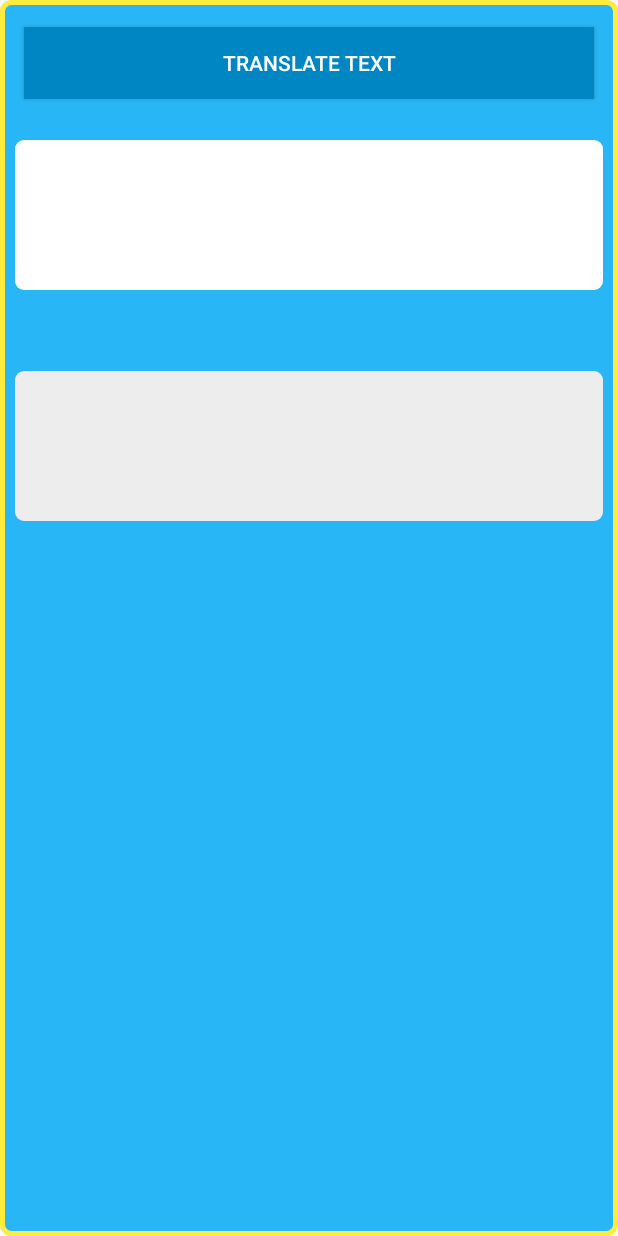
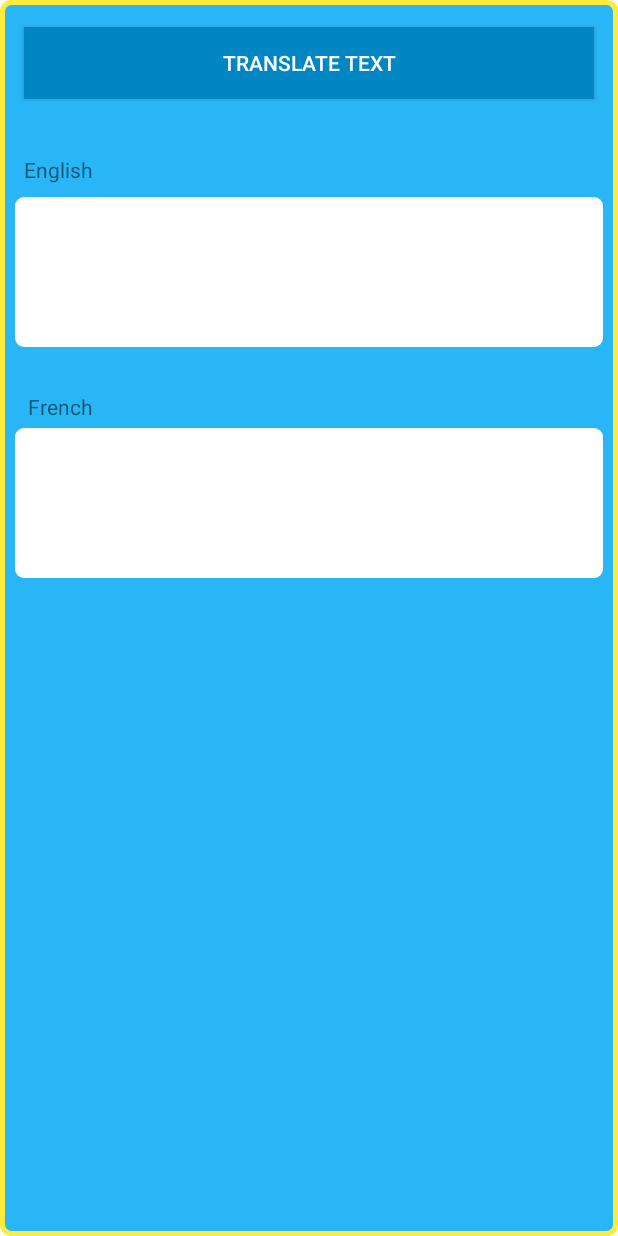
Before and after one commit to TourKing/TourKingAndroid, an Android app: the layout pop_translate_window.xml on its own in the app's theme, with its tools: preview values and no code run, on a phone screen of 412 x 824 dp. Run offline under Robolectric (Android 15) with nearby library versions, the phone set to English and light mode, and no system bars.

Commit message:
just some visual changes, commiting before i nuke everything with google translate api

```diff
--- a/TK/app/src/main/java/com/holly/tourking/ToPage.java
+++ b/TK/app/src/main/java/com/holly/tourking/ToPage.java
@@ -33,6 +33,7 @@ public class ToPage extends Fragment {
         final Button button = rootView.findViewById(R.id.translate);
         button.setOnClickListener(new View.OnClickListener() {
             public void onClick(View v) {
+
                 // Code here executes on main thread after user presses button
                 startActivity(new Intent(getActivity(), popTranslate.class));
             }
--- a/TK/app/src/main/res/drawable/output_text.xml
+++ b/TK/app/src/main/res/drawable/output_text.xml
@@ -4,7 +4,7 @@
 
     <!-- View background color -->
     <solid
-        android:color="#ededed" >
+        android:color="#ffffff" >
     </solid>
 
     <!-- The radius makes the corners rounded -->
--- a/TK/app/src/main/res/layout/pop_translate_window.xml
+++ b/TK/app/src/main/res/layout/pop_translate_window.xml
@@ -11,18 +11,21 @@
         style="@style/Widget.AppCompat.EditText"
         android:layout_width="fill_parent"
         android:layout_height="wrap_content"
-        android:layout_alignParentLeft="true"
-        android:layout_alignParentStart="true"
-        android:layout_alignTop="@+id/TranslateButton"
-        android:layout_marginTop="75dp"
-        android:layout_marginLeft="10dp"
-        android:layout_marginRight="10dp"
+        android:layout_alignEnd="@+id/translate_output"
+        android:layout_alignLeft="@+id/translate_output"
+        android:layout_alignRight="@+id/translate_output"
+        android:layout_alignStart="@+id/translate_output"
+        android:layout_below="@+id/TranslateButton"
+        android:layout_marginTop="65dp"
         android:height="100dp"
         android:background="@drawable/input_text"
+
         android:ems="10"
         android:gravity="top|left"
-
-        android:inputType="textMultiLine" />
+        android:inputType="textMultiLine"
+        android:paddingLeft="6dp"
+        android:paddingTop="6dp"
+        android:textStyle="bold" />
 
     <TextView
         android:id="@+id/translate_output"
@@ -35,6 +38,8 @@
         android:layout_marginLeft="10dp"
         android:layout_marginRight="10dp"
         android:height="100dp"
+        android:paddingLeft="6dp"
+        android:paddingTop="6dp"
         android:background="@drawable/output_text" />
 
     <Button
@@ -50,4 +55,24 @@
         android:layout_marginRight="16dp"
         android:text="@string/translate_text" />
 
+    <TextView
+        android:id="@+id/from_language"
+        android:layout_width="wrap_content"
+        android:layout_height="wrap_content"
+        android:layout_alignLeft="@+id/TranslateButton"
+        android:layout_alignStart="@+id/TranslateButton"
+        android:layout_below="@+id/TranslateButton"
+        android:layout_marginTop="37dp"
+        android:text="English" />
+
+    <TextView
+        android:id="@+id/to_language"
+        android:layout_width="wrap_content"
+        android:layout_height="wrap_content"
+        android:layout_alignEnd="@+id/from_language"
+        android:layout_alignRight="@+id/from_language"
+        android:layout_below="@+id/translate_input"
+        android:layout_marginTop="30dp"
+        android:text="French" />
+
 </RelativeLayout>
```
